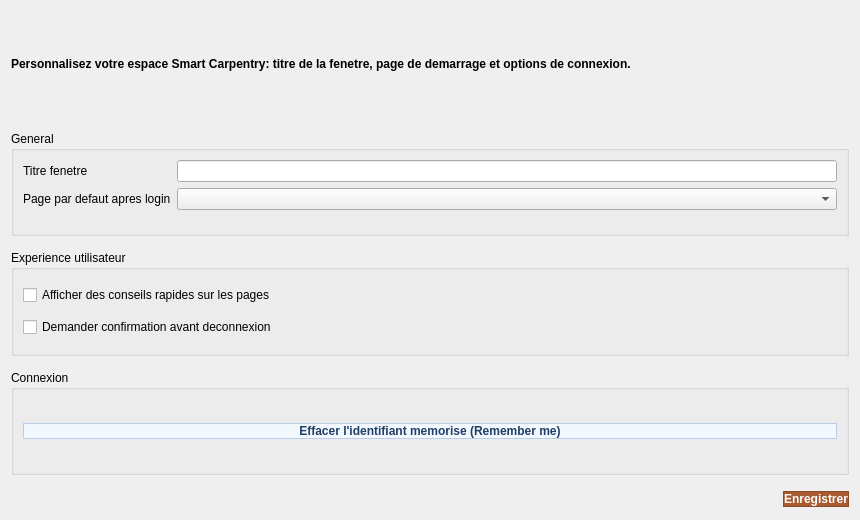
Before: the Qt Designer form pages/settingspageform.ui in YoussefKh200/carpentry, drawn with Qt 5.
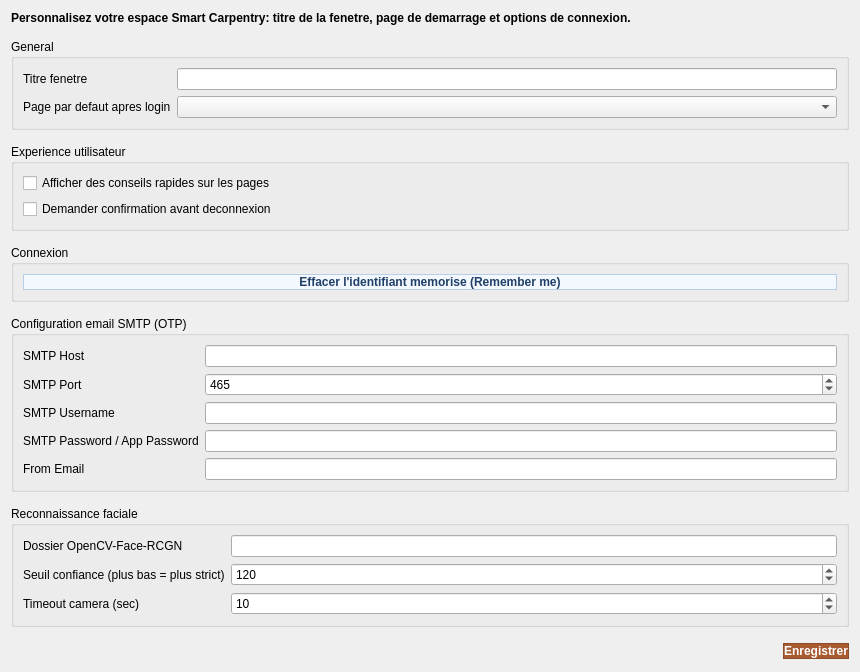
After: the same form once the commit is applied.

Commit message: face reco & mailing

```diff
--- a/pages/settingspageform.ui
+++ b/pages/settingspageform.ui
@@ -104,6 +104,135 @@
      </layout>
     </widget>
    </item>
+   <item>
+    <widget class="QGroupBox" name="smtpGroup">
+     <property name="title">
+      <string>Configuration email SMTP (OTP)</string>
+     </property>
+     <layout class="QFormLayout" name="smtpLayout">
+      <item row="0" column="0">
+       <widget class="QLabel" name="smtpHostLabel">
+        <property name="text">
+         <string>SMTP Host</string>
+        </property>
+       </widget>
+      </item>
+      <item row="0" column="1">
+       <widget class="QLineEdit" name="smtpHostEdit"/>
+      </item>
+      <item row="1" column="0">
+       <widget class="QLabel" name="smtpPortLabel">
+        <property name="text">
+         <string>SMTP Port</string>
+        </property>
+       </widget>
+      </item>
+      <item row="1" column="1">
+       <widget class="QSpinBox" name="smtpPortSpin">
+        <property name="maximum">
+         <number>65535</number>
+        </property>
+        <property name="value">
+         <number>465</number>
+        </property>
+       </widget>
+      </item>
+      <item row="2" column="0">
+       <widget class="QLabel" name="smtpUserLabel">
+        <property name="text">
+         <string>SMTP Username</string>
+        </property>
+       </widget>
+      </item>
+      <item row="2" column="1">
+       <widget class="QLineEdit" name="smtpUsernameEdit"/>
+      </item>
+      <item row="3" column="0">
+       <widget class="QLabel" name="smtpPassLabel">
+        <property name="text">
+         <string>SMTP Password / App Password</string>
+        </property>
+       </widget>
+      </item>
+      <item row="3" column="1">
+       <widget class="QLineEdit" name="smtpPasswordEdit">
+        <property name="echoMode">
+         <enum>QLineEdit::Password</enum>
+        </property>
+       </widget>
+      </item>
+      <item row="4" column="0">
+       <widget class="QLabel" name="smtpFromLabel">
+        <property name="text">
+         <string>From Email</string>
+        </property>
+       </widget>
+      </item>
+      <item row="4" column="1">
+       <widget class="QLineEdit" name="smtpFromEdit"/>
+      </item>
+     </layout>
+    </widget>
+   </item>
+   <item>
+    <widget class="QGroupBox" name="faceGroup">
+     <property name="title">
+      <string>Reconnaissance faciale</string>
+     </property>
+     <layout class="QFormLayout" name="faceLayout">
+      <item row="0" column="0">
+       <widget class="QLabel" name="faceRepoLabel">
+        <property name="text">
+         <string>Dossier OpenCV-Face-RCGN</string>
+        </property>
+       </widget>
+      </item>
+      <item row="0" column="1">
+       <widget class="QLineEdit" name="faceRepoPathEdit"/>
+      </item>
+      <item row="1" column="0">
+       <widget class="QLabel" name="faceThresholdLabel">
+        <property name="text">
+         <string>Seuil confiance (plus bas = plus strict)</string>
+        </property>
+       </widget>
+      </item>
+      <item row="1" column="1">
+       <widget class="QSpinBox" name="faceThresholdSpin">
+        <property name="minimum">
+         <number>1</number>
+        </property>
+        <property name="maximum">
+         <number>150</number>
+        </property>
+        <property name="value">
+         <number>120</number>
+        </property>
+       </widget>
+      </item>
+      <item row="2" column="0">
+       <widget class="QLabel" name="faceTimeoutLabel">
+        <property name="text">
+         <string>Timeout camera (sec)</string>
+        </property>
+       </widget>
+      </item>
+      <item row="2" column="1">
+       <widget class="QSpinBox" name="faceTimeoutSpin">
+        <property name="minimum">
+         <number>3</number>
+        </property>
+        <property name="maximum">
+         <number>60</number>
+        </property>
+        <property name="value">
+         <number>10</number>
+        </property>
+       </widget>
+      </item>
+     </layout>
+    </widget>
+   </item>
    <item>
     <layout class="QHBoxLayout" name="actionsLayout">
      <item>
```
The commit also changes 38 other files.
